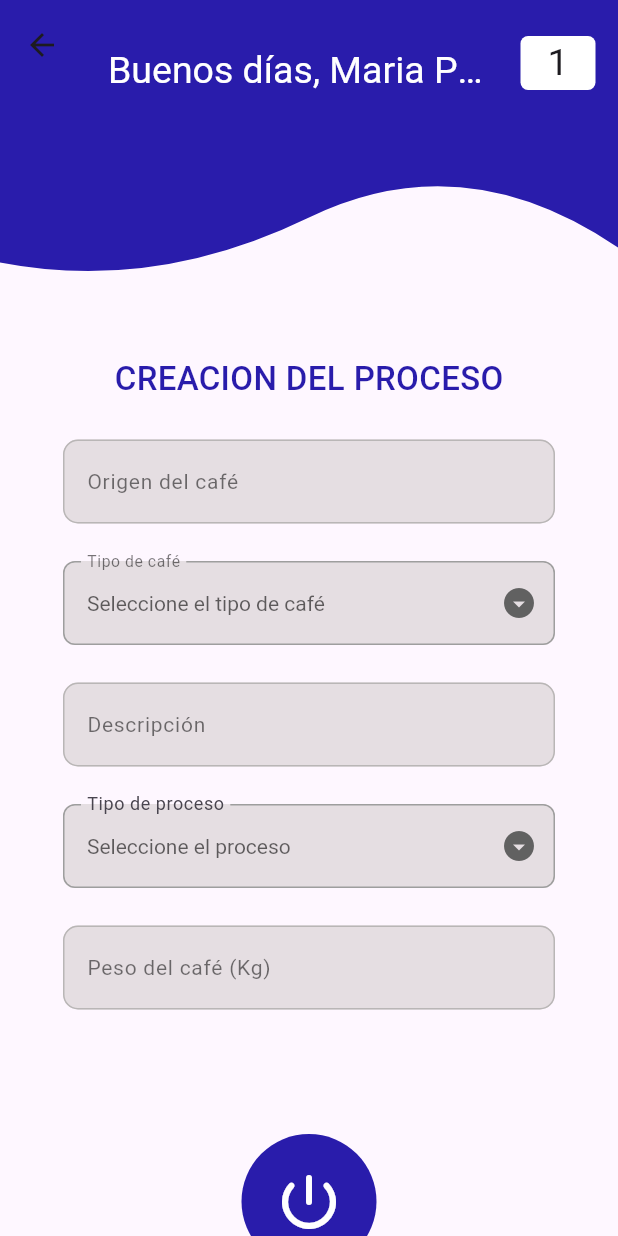
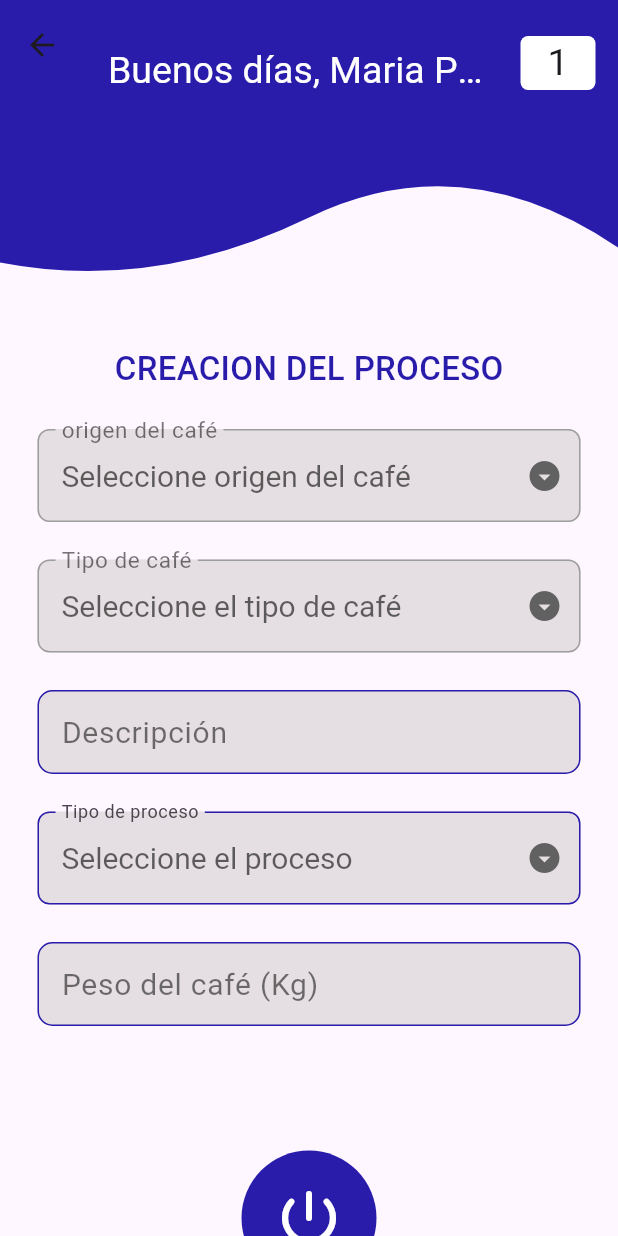
Before and after one commit to ChexTP/appMovilCoffe, a Flutter app: the InformeScreen screen opened directly with empty values, on a phone screen of 412 x 824 dp. Run offline on Flutter 3.47's test engine with Material 3 defaults, Android fonts, the phone set to English and light mode, and no system bars; our stand-ins replace fl_chart, shared_preferences; accounts and stored records are empty.

Commit message:
Formulario

```diff
--- a/lib/src/screens/formulario_proceso_screen.dart
+++ b/lib/src/screens/formulario_proceso_screen.dart
@@ -15,8 +15,11 @@ class _InformeScreenState extends State<InformeScreen> {
   // Listas para opciones de café y procesos.
   List<String> tipoCafe = ['Opción 1', 'Opción 2', 'Opción 3'];
   List<String> tipoProceso = ['Opción 1', 'Opción 2', 'Opción 3'];
+  List<String> origenCafe = ['Opción 1', 'Opción 2', 'Opción 3'];
+
   String? proceso;
   String? cafe;
+  String? origen;
 
   // Clave global para el formulario, usada para la validación y manejo del estado del formulario.
   final _formKey = GlobalKey<FormState>();
@@ -58,7 +61,7 @@ class _InformeScreenState extends State<InformeScreen> {
               Padding(
                 padding: const EdgeInsets.only(top: 24, right: 15),
                 child: Container(
-                  height: 50,
+                  height: 40,
                   width: 50,
                   decoration: const BoxDecoration(
                     borderRadius: BorderRadius.all(Radius.elliptical(5, 5)),
@@ -78,7 +81,11 @@ class _InformeScreenState extends State<InformeScreen> {
       ),
       body: SingleChildScrollView(
         child: Padding(
-          padding: const EdgeInsets.all(42.0),
+          padding: const EdgeInsets.only(
+            top: 35,
+            right: 25,
+            left: 25,
+          ),
           child: Form(
             key: _formKey, // Asocia la clave global al formulario.
             child: Column(
@@ -93,40 +100,50 @@ class _InformeScreenState extends State<InformeScreen> {
                 // Campo de texto para ingresar el origen del café.
                 const SizedBox(height: 25),
 
-                TextFormField(
+                DropdownButtonFormField<String>(
+                  icon: const Icon(Icons.arrow_drop_down_circle_sharp),
+                  borderRadius: BorderRadius.circular(8),
+                  autofocus: false,
+                  value: origen,
+                  style: const TextStyle(
+                    color: Color.fromARGB(255, 185, 182, 182),
+                    fontSize: 20,
+                  ),
+                  hint: const Text('Seleccione origen del café'),
+                  items: tipoCafe.map<DropdownMenuItem<String>>((String valor) {
+                    return DropdownMenuItem<String>(
+                      value: valor,
+                      child: Text(
+                        valor,
+                        style: const TextStyle(
+                            fontSize: 14, color: Colors.black54),
+                      ),
+                    );
+                  }).toList(),
+                  onChanged:
+                      onChanged, // Función que maneja el cambio de valor.
                   decoration: InputDecoration(
-                    hintText: "Ingrese el tipo de cafe",
-                    hintStyle:
-                        const TextStyle(fontSize: 14, color: Colors.black54),
                     filled: true,
                     fillColor: const Color.fromARGB(129, 204, 197, 197),
-                    labelText: "Origen del café",
+                    labelText: 'origen del café',
                     labelStyle:
-                        const TextStyle(fontSize: 14, color: Colors.black54),
+                        const TextStyle(fontSize: 20, color: Colors.black54),
                     enabledBorder: OutlineInputBorder(
+                      borderSide:
+                          const BorderSide(width: 1.0, color: Colors.grey),
+                      borderRadius: BorderRadius.circular(8),
+                    ),
+                    focusedBorder: OutlineInputBorder(
                       borderSide: const BorderSide(
-                        color: Color.fromARGB(255, 185, 182, 182),
+                        color: Color.fromARGB(255, 41, 28, 171),
                         width: 1.0,
                       ),
                       borderRadius: BorderRadius.circular(10),
                     ),
-                    focusedBorder: OutlineInputBorder(
-                      borderSide: const BorderSide(
-                        color: Color.fromARGB(255, 185, 182, 182),
-                        width: 1.0,
-                      ),
-                      borderRadius: BorderRadius.circular(10),
-                    ),
-                    border: OutlineInputBorder(
-                      borderRadius: BorderRadius.circular(10),
-                      borderSide: const BorderSide(
-                        color: Color.fromARGB(255, 185, 182, 182),
-                        width: 1.0,
-                      ),
-                    ),
                   ),
                 ),
                 const SizedBox(height: 25),
+
                 // Campo desplegable para seleccionar el tipo de café.
                 DropdownButtonFormField<String>(
                   icon: const Icon(Icons.arrow_drop_down_circle_sharp),
@@ -134,7 +151,9 @@ class _InformeScreenState extends State<InformeScreen> {
                   autofocus: false,
                   value: cafe,
                   style: const TextStyle(
-                      color: Color.fromARGB(255, 185, 182, 182)),
+                    color: Color.fromARGB(255, 185, 182, 182),
+                    fontSize: 20,
+                  ),
                   hint: const Text('Seleccione el tipo de café'),
                   items: tipoCafe.map<DropdownMenuItem<String>>((String valor) {
                     return DropdownMenuItem<String>(
@@ -153,7 +172,7 @@ class _InformeScreenState extends State<InformeScreen> {
                     fillColor: const Color.fromARGB(129, 204, 197, 197),
                     labelText: 'Tipo de café',
                     labelStyle:
-                        const TextStyle(fontSize: 14, color: Colors.black54),
+                        const TextStyle(fontSize: 20, color: Colors.black54),
                     enabledBorder: OutlineInputBorder(
                       borderSide:
                           const BorderSide(width: 1.0, color: Colors.grey),
@@ -161,7 +180,7 @@ class _InformeScreenState extends State<InformeScreen> {
                     ),
                     focusedBorder: OutlineInputBorder(
                       borderSide: const BorderSide(
-                        color: Color.fromARGB(255, 185, 182, 182),
+                        color: Color.fromARGB(255, 41, 28, 171),
                         width: 1.0,
                       ),
                       borderRadius: BorderRadius.circular(10),
@@ -178,17 +197,17 @@ class _InformeScreenState extends State<InformeScreen> {
                     fillColor: const Color.fromARGB(129, 204, 197, 197),
                     labelText: "Descripción",
                     labelStyle:
-                        const TextStyle(fontSize: 14, color: Colors.black54),
+                        const TextStyle(fontSize: 20, color: Colors.black54),
                     enabledBorder: OutlineInputBorder(
                       borderSide: const BorderSide(
-                        color: Color.fromARGB(255, 185, 182, 182),
+                        color: Color.fromARGB(255, 41, 28, 171),
                         width: 1.0,
                       ),
                       borderRadius: BorderRadius.circular(10),
                     ),
                     focusedBorder: OutlineInputBorder(
                       borderSide: const BorderSide(
-                        color: Color.fromARGB(255, 185, 182, 182),
+                        color: Color.fromARGB(255, 41, 28, 171),
                         width: 1.0,
                       ),
                       borderRadius: BorderRadius.circular(10),
@@ -210,7 +229,8 @@ class _InformeScreenState extends State<InformeScreen> {
                   autofocus: false,
                   value: proceso,
                   style: const TextStyle(
-                      color: Color.fromARGB(255, 185, 182, 182)),
+                      color: Color.fromARGB(255, 185, 182, 182), fontSize: 20),
+
                   hint: const Text('Seleccione el proceso'),
                   items:
                       tipoProceso.map<DropdownMenuItem<String>>((String valor) {
@@ -230,8 +250,10 @@ class _InformeScreenState extends State<InformeScreen> {
                     fillColor: const Color.fromARGB(129, 204, 197, 197),
                     labelText: 'Tipo de proceso',
                     enabledBorder: OutlineInputBorder(
-                      borderSide:
-                          const BorderSide(width: 1.0, color: Colors.grey),
+                      borderSide: const BorderSide(
+                        width: 1.0,
+                        color: Color.fromARGB(255, 41, 28, 171),
+                      ),
                       borderRadius: BorderRadius.circular(8),
                     ),
                     focusedBorder: OutlineInputBorder(
@@ -258,10 +280,10 @@ class _InformeScreenState extends State<InformeScreen> {
                     fillColor: const Color.fromARGB(129, 204, 197, 197),
                     labelText: "Peso del café (Kg)",
                     labelStyle:
-                        const TextStyle(fontSize: 14, color: Colors.black54),
+                        const TextStyle(fontSize: 20, color: Colors.black54),
                     enabledBorder: OutlineInputBorder(
                       borderSide: const BorderSide(
-                        color: Color.fromARGB(255, 185, 182, 182),
+                        color: Color.fromARGB(255, 41, 28, 171),
                         width: 1.0,
                       ),
                       borderRadius: BorderRadius.circular(10),
```
Also changed, not shown: pubspec.lock.
